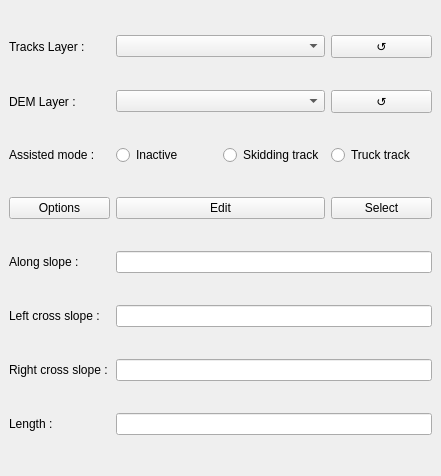
Above: gui/PisteCreator_dockwidget_base.ui from SebastienPeillet/PisteCreator before the change. Below: the same form after it.
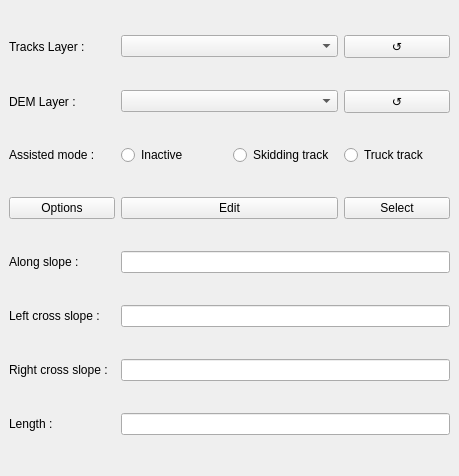
That is the form after the change.

Commit message: change group button name

The edit to the form file:
```diff
--- a/gui/PisteCreator_dockwidget_base.ui
+++ b/gui/PisteCreator_dockwidget_base.ui
@@ -6,13 +6,13 @@
    <rect>
     <x>0</x>
     <y>0</y>
-    <width>441</width>
+    <width>459</width>
     <height>476</height>
    </rect>
   </property>
   <property name="minimumSize">
    <size>
-    <width>363</width>
+    <width>459</width>
     <height>380</height>
    </size>
   </property>
```
Left out of the diff: 8 changed lines with no effect on the pictures.
